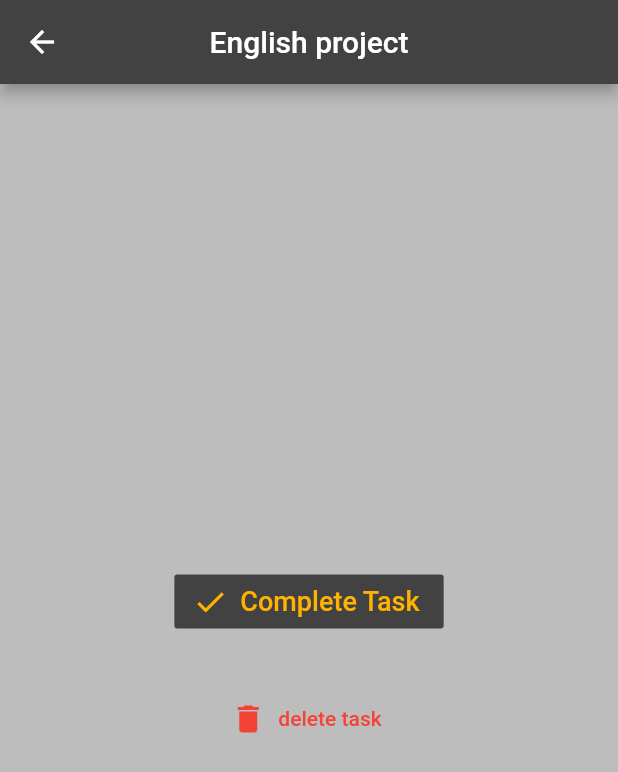
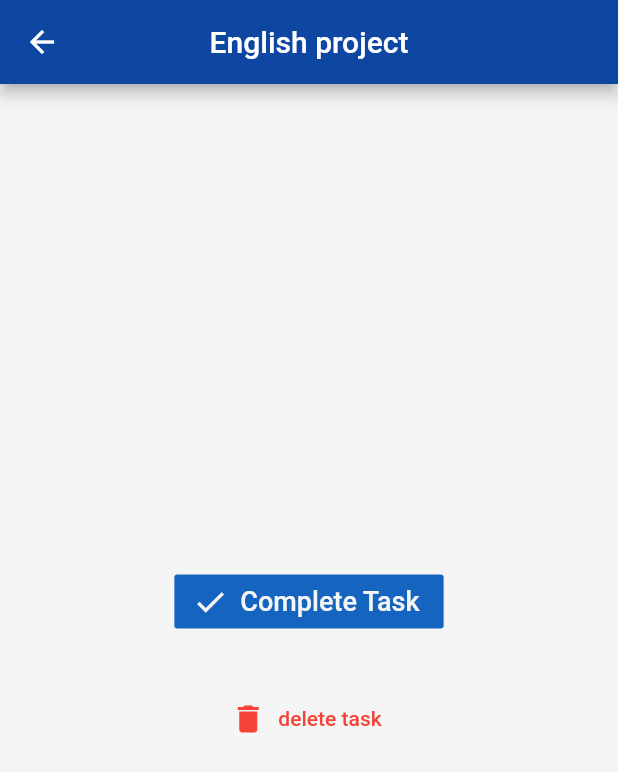
Before and after one commit to neilk3211/htn2020project, a Flutter app: the screen it shows after launch, after a tap on "English project", on a phone screen of 412 x 824 dp. Shown: the top 772 px of the screen. Run offline on Flutter 3.47's test engine with Material 2 defaults, Android fonts, the phone set to English and light mode, and no system bars; our stand-ins replace table_calendar.

Commit message:
make completed slightly better fix some colours

```diff
--- a/lib/pages/calendar.dart
+++ b/lib/pages/calendar.dart
@@ -20,7 +20,9 @@ class _CalendarState extends State<Calendar> {
   Widget build(BuildContext context) {
     return Scaffold(
       appBar: AppBar(
-        title: Text('Flutter Calendar Example'),
+        title: Text('Calendar'),
+        backgroundColor: Colors.blue[900],
+        centerTitle: true,
       ),
       body: SingleChildScrollView(
         child: Column(
--- a/lib/pages/edit_task.dart
+++ b/lib/pages/edit_task.dart
@@ -11,7 +11,7 @@ class _EditTaskState extends State<EditTask> {
   Widget build(BuildContext context) {
     data = ModalRoute.of(context).settings.arguments;
     return Scaffold(
-      backgroundColor: Colors.grey[400],
+      backgroundColor: Colors.grey[100],
       appBar: AppBar(
         title: Text(data['taskname'],
           style: TextStyle(
@@ -19,7 +19,7 @@ class _EditTaskState extends State<EditTask> {
           ),
         ),
         centerTitle: true,
-        backgroundColor: Colors.grey[800],
+        backgroundColor: Colors.blue[900],
       ),
       body: Center(
         child: Column(
@@ -27,22 +27,21 @@ class _EditTaskState extends State<EditTask> {
           children: [
             FlatButton.icon(
               onPressed: () {
-                print('ddidddddddddddddddddd');
                 Navigator.pop(context, {
                   'completed' : true,
                   'delete': false
                 });
               },
               icon: Icon(Icons.check,
-                color: Colors.amber[600],
+                color: Colors.grey[100],
               ),
               label: Text('Complete Task',
                 style: TextStyle(
-                  color: Colors.amber[600],
+                  color: Colors.grey[100],
                   fontSize: 18,
                 ),
               ),
-              color: Colors.grey[800],
+              color: Colors.blue[800],
             ),
             SizedBox(height: 30),
             FlatButton.icon(
--- a/lib/pages/task_list.dart
+++ b/lib/pages/task_list.dart
@@ -70,7 +70,7 @@ class _TaskListState extends State<TaskList> {
                       }
                     },
                     title: Text(tasknames[index].taskname),
-                    leading: CircleAvatar(backgroundColor: tasknames[index].complete ? Colors.green : Colors.red),
+                    leading: Icon(tasknames[index].complete ? Icons.check : Icons.clear_sharp),
                   ),
                 ),
               );
```
